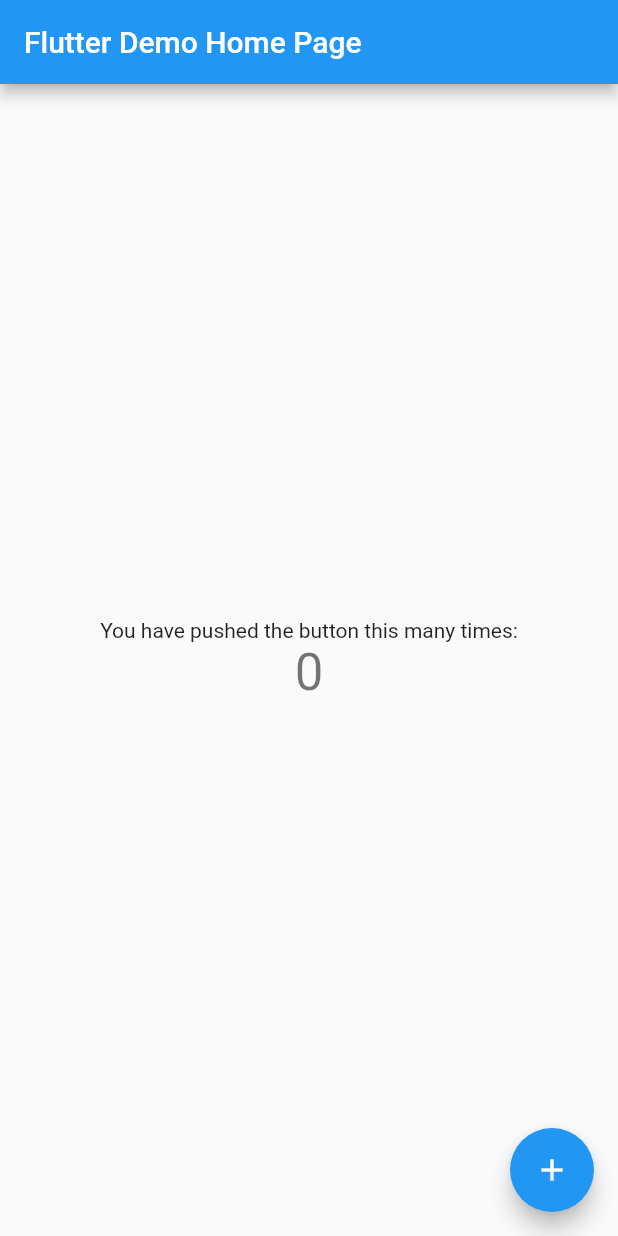
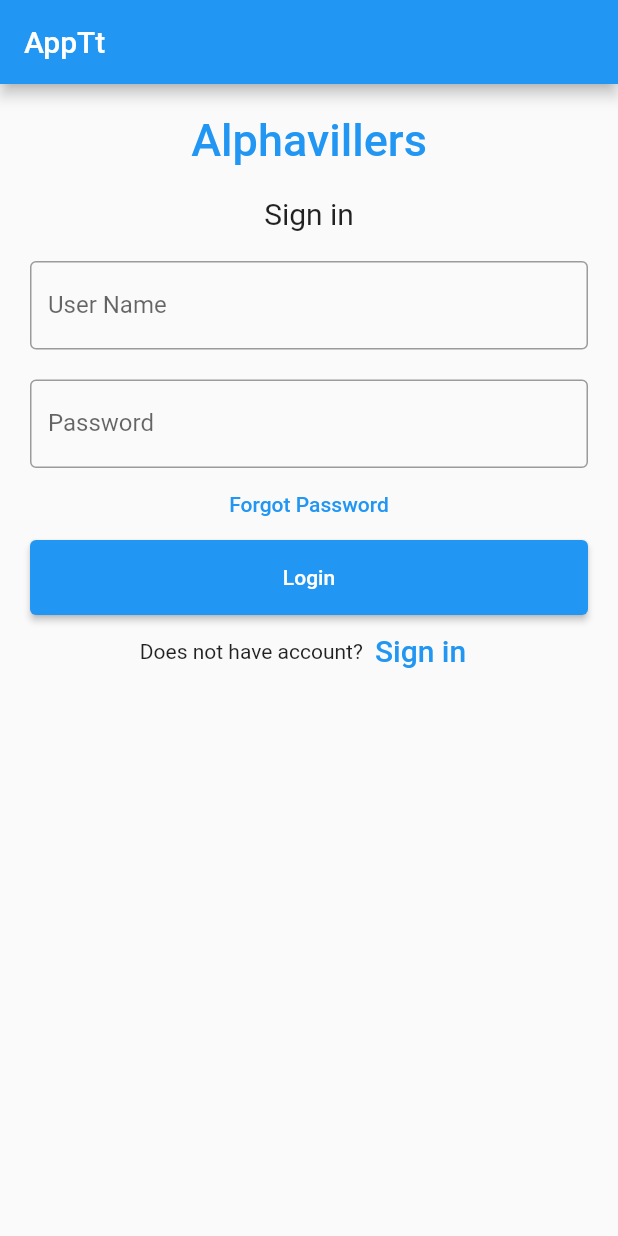
Before and after one commit to CarlosAraki/codigoLauren, a Flutter app: the screen it shows after launch, on a phone screen of 412 x 824 dp. Run offline on Flutter 3.47's test engine with Material 2 defaults, Android fonts, the phone set to English and light mode, and no system bars.

Commit message:
feat: tela inicial de login

```diff
--- a/alphavillers_app/lib/main.dart
+++ b/alphavillers_app/lib/main.dart
@@ -1,115 +1,112 @@
 import 'package:flutter/material.dart';
 
-void main() {
-  runApp(const MyApp());
-}
+void main() => runApp(const MyApp());
 
 class MyApp extends StatelessWidget {
-  const MyApp({super.key});
+  const MyApp({Key? key}) : super(key: key);
 
-  // This widget is the root of your application.
+  static const String _title = 'AppTt';
+
   @override
   Widget build(BuildContext context) {
     return MaterialApp(
-      title: 'Flutter Demo',
-      theme: ThemeData(
-        // This is the theme of your application.
-        //
-        // Try running your application with "flutter run". You'll see the
-        // application has a blue toolbar. Then, without quitting the app, try
-        // changing the primarySwatch below to Colors.green and then invoke
-        // "hot reload" (press "r" in the console where you ran "flutter run",
-        // or simply save your changes to "hot reload" in a Flutter IDE).
-        // Notice that the counter didn't reset back to zero; the application
-        // is not restarted.
-        primarySwatch: Colors.blue,
+      title: _title,
+      home: Scaffold(
+        appBar: AppBar(title: const Text(_title)),
+        body: const MyStatefulWidget(),
       ),
-      home: const MyHomePage(title: 'Flutter Demo Home Page'),
     );
   }
 }
 
-class MyHomePage extends StatefulWidget {
-  const MyHomePage({super.key, required this.title});
-
-  // This widget is the home page of your application. It is stateful, meaning
-  // that it has a State object (defined below) that contains fields that affect
-  // how it looks.
-
-  // This class is the configuration for the state. It holds the values (in this
-  // case the title) provided by the parent (in this case the App widget) and
-  // used by the build method of the State. Fields in a Widget subclass are
-  // always marked "final".
-
-  final String title;
+class MyStatefulWidget extends StatefulWidget {
+  const MyStatefulWidget({Key? key}) : super(key: key);
 
   @override
-  State<MyHomePage> createState() => _MyHomePageState();
+  State<MyStatefulWidget> createState() => _MyStatefulWidgetState();
 }
 
-class _MyHomePageState extends State<MyHomePage> {
-  int _counter = 0;
-
-  void _incrementCounter() {
-    setState(() {
-      // This call to setState tells the Flutter framework that something has
-      // changed in this State, which causes it to rerun the build method below
-      // so that the display can reflect the updated values. If we changed
-      // _counter without calling setState(), then the build method would not be
-      // called again, and so nothing would appear to happen.
-      _counter++;
-    });
-  }
+class _MyStatefulWidgetState extends State<MyStatefulWidget> {
+  TextEditingController nameController = TextEditingController();
+  TextEditingController passwordController = TextEditingController();
 
   @override
   Widget build(BuildContext context) {
-    // This method is rerun every time setState is called, for instance as done
-    // by the _incrementCounter method above.
-    //
-    // The Flutter framework has been optimized to make rerunning build methods
-    // fast, so that you can just rebuild anything that needs updating rather
-    // than having to individually change instances of widgets.
-    return Scaffold(
-      appBar: AppBar(
-        // Here we take the value from the MyHomePage object that was created by
-        // the App.build method, and use it to set our appbar title.
-        title: Text(widget.title),
-      ),
-      body: Center(
-        // Center is a layout widget. It takes a single child and positions it
-        // in the middle of the parent.
-        child: Column(
-          // Column is also a layout widget. It takes a list of children and
-          // arranges them vertically. By default, it sizes itself to fit its
-          // children horizontally, and tries to be as tall as its parent.
-          //
-          // Invoke "debug painting" (press "p" in the console, choose the
-          // "Toggle Debug Paint" action from the Flutter Inspector in Android
-          // Studio, or the "Toggle Debug Paint" command in Visual Studio Code)
-          // to see the wireframe for each widget.
-          //
-          // Column has various properties to control how it sizes itself and
-          // how it positions its children. Here we use mainAxisAlignment to
-          // center the children vertically; the main axis here is the vertical
-          // axis because Columns are vertical (the cross axis would be
-          // horizontal).
-          mainAxisAlignment: MainAxisAlignment.center,
+    return Padding(
+        padding: const EdgeInsets.all(10),
+        child: ListView(
           children: <Widget>[
-            const Text(
-              'You have pushed the button this many times:',
+            Container(
+                alignment: Alignment.center,
+                padding: const EdgeInsets.all(10),
+                child: const Text(
+                  'Alphavillers',
+                  style: TextStyle(
+                      color: Colors.blue,
+                      fontWeight: FontWeight.w500,
+                      fontSize: 30),
+                )),
+            Container(
+                alignment: Alignment.center,
+                padding: const EdgeInsets.all(10),
+                child: const Text(
+                  'Sign in',
+                  style: TextStyle(fontSize: 20),
+                )),
+            Container(
+              padding: const EdgeInsets.all(10),
+              child: TextField(
+                controller: nameController,
+                decoration: const InputDecoration(
+                  border: OutlineInputBorder(),
+                  labelText: 'User Name',
+                ),
+              ),
             ),
-            Text(
-              '$_counter',
-              style: Theme.of(context).textTheme.headlineMedium,
+            Container(
+              padding: const EdgeInsets.fromLTRB(10, 10, 10, 0),
+              child: TextField(
+                obscureText: true,
+                controller: passwordController,
+                decoration: const InputDecoration(
+                  border: OutlineInputBorder(),
+                  labelText: 'Password',
+                ),
+              ),
+            ),
+            TextButton(
+              onPressed: () {
+                //forgot password screen
+              },
+              child: const Text('Forgot Password',),
+            ),
+            Container(
+                height: 50,
+                padding: const EdgeInsets.fromLTRB(10, 0, 10, 0),
+                child: ElevatedButton(
+                  child: const Text('Login'),
+                  onPressed: () {
+                    print(nameController.text);
+                    print(passwordController.text);
+                  },
+                )
+            ),
+            Row(
+              children: <Widget>[
+                const Text('Does not have account?'),
+                TextButton(
+                  child: const Text(
+                    'Sign in',
+                    style: TextStyle(fontSize: 20),
+                  ),
+                  onPressed: () {
+                    //signup screen
+                  },
+                )
+              ],
+              mainAxisAlignment: MainAxisAlignment.center,
             ),
           ],
-        ),
-      ),
-      floatingActionButton: FloatingActionButton(
-        onPressed: _incrementCounter,
-        tooltip: 'Increment',
-        child: const Icon(Icons.add),
-      ), // This trailing comma makes auto-formatting nicer for build methods.
-    );
+        ));
   }
 }
```
